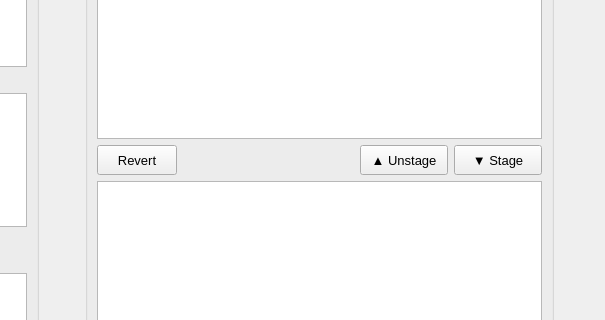
First picture: the form in plugins/core/submit/submit_section.ui, repository tonmaiart/UkoreHub, before the edit; both pictures show x 324 to 929 and y 226 to 546 of the 929 by 744 pixel window.
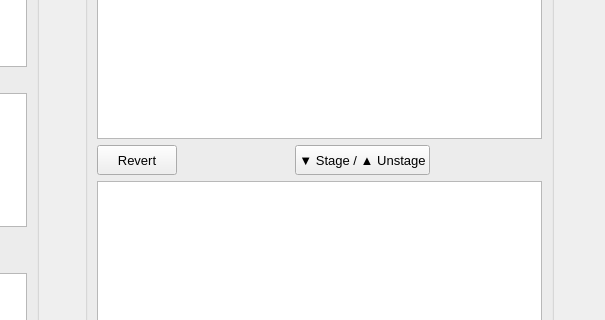
Second picture: the form after the edit.

Patch:
```diff
--- a/plugins/core/submit/submit_section.ui
+++ b/plugins/core/submit/submit_section.ui
@@ -320,7 +320,7 @@
               <widget class="QTableView" name="tableView_modified"/>
              </item>
              <item row="1" column="0">
-              <layout class="QHBoxLayout" name="horizontalLayout_2" stretch="0,2,1,1">
+              <layout class="QHBoxLayout" name="horizontalLayout_2" stretch="0,0,0,0">
                <item>
                 <widget class="QPushButton" name="pushButton_revert">
                  <property name="minimumSize">
@@ -352,24 +352,6 @@
                  </property>
                 </spacer>
                </item>
-               <item>
-                <widget class="QPushButton" name="pushButton_unstage">
-                 <property name="minimumSize">
-                  <size>
-                   <width>0</width>
-                   <height>30</height>
-                  </size>
-                 </property>
-                 <property name="font">
-                  <font>
-                   <pointsize>10</pointsize>
-                  </font>
-                 </property>
-                 <property name="text">
-                  <string>▲ Unstage</string>
-                 </property>
-                </widget>
-               </item>
                <item>
                 <widget class="QPushButton" name="pushButton_stage">
                  <property name="minimumSize">
@@ -384,10 +366,23 @@
                   </font>
                  </property>
                  <property name="text">
-                  <string>▼ Stage</string>
+                  <string>▼ Stage / ▲ Unstage</string>
                  </property>
                 </widget>
                </item>
+               <item>
+                <spacer name="horizontalSpacer_5">
+                 <property name="orientation">
+                  <enum>Qt::Horizontal</enum>
+                 </property>
+                 <property name="sizeHint" stdset="0">
+                  <size>
+                   <width>40</width>
+                   <height>20</height>
+                  </size>
+                 </property>
+                </spacer>
+               </item>
               </layout>
              </item>
             </layout>
```
